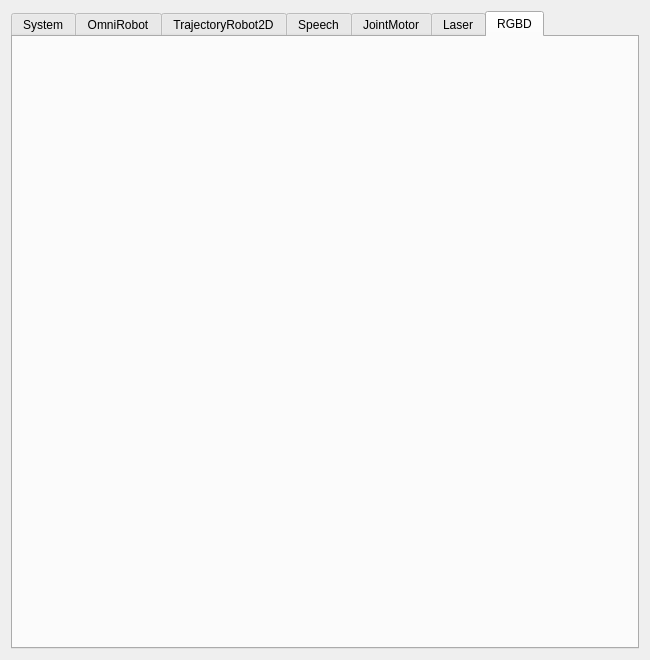
This is components/shellyPanel/src/mainUI.ui in robocomp/robocomp-shelly as Qt 5 draws it before an edit. The edited form follows.
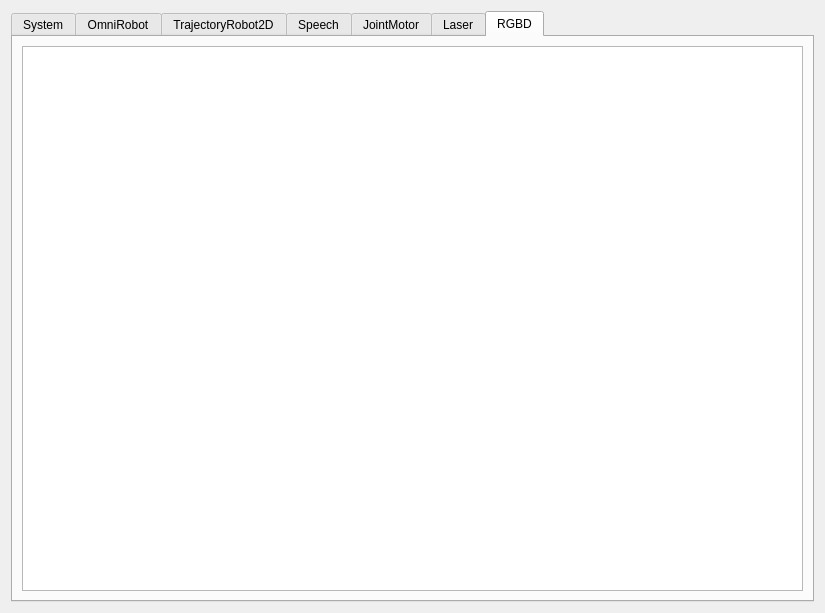
This is the edited form. The open tabs and pages were chosen to show the change.

Commit message: shelly pannel working

Patch:
```diff
--- a/components/shellyPanel/src/mainUI.ui
+++ b/components/shellyPanel/src/mainUI.ui
@@ -6,8 +6,8 @@
    <rect>
     <x>0</x>
     <y>0</y>
-    <width>650</width>
-    <height>660</height>
+    <width>825</width>
+    <height>613</height>
    </rect>
   </property>
   <property name="windowTitle">
@@ -846,6 +846,18 @@
         <attribute name="title">
          <string>RGBD</string>
         </attribute>
+        <layout class="QVBoxLayout" name="verticalLayout_17">
+         <item>
+          <widget class="QGraphicsView" name="rgbd_graphicsView">
+           <property name="minimumSize">
+            <size>
+             <width>650</width>
+             <height>480</height>
+            </size>
+           </property>
+          </widget>
+         </item>
+        </layout>
        </widget>
       </widget>
      </item>
```
Left out of the diff: 2 changed lines with no effect on the pictures. The commit also changes 2 other files.
